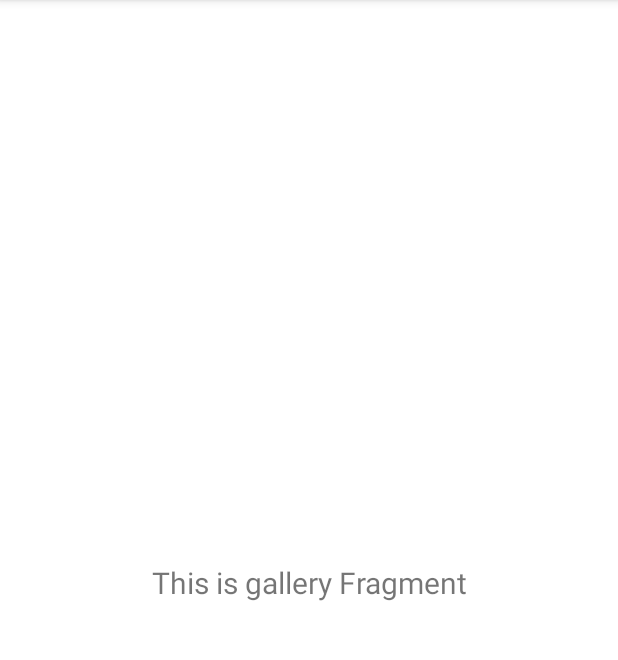
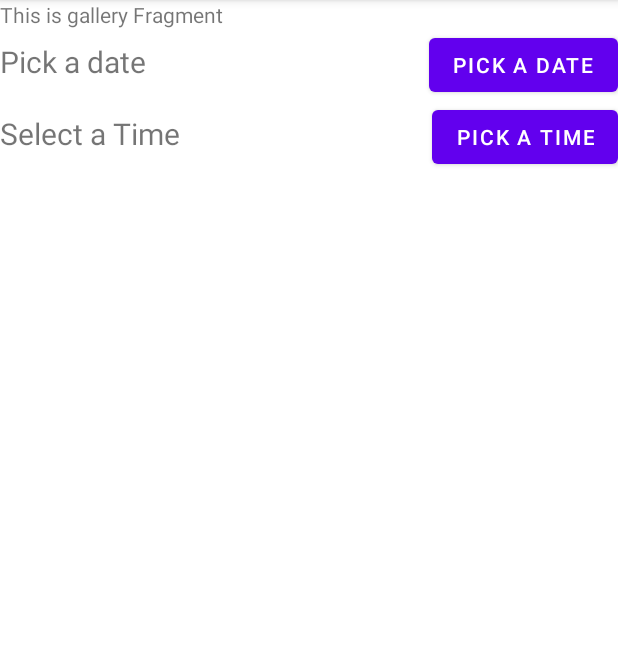
Before and after one commit to jtpunt/LightSwitch, an Android app: the fragment GalleryFragment shown on its own in the app's theme, on a phone screen of 412 x 824 dp, the part 84-744 px from its top. Run offline under Robolectric (Android 15) with nearby library versions, the phone set to English and light mode, and no system bars.

Commit message:
added button event listeners for date picker and time picker

```diff
--- a/app/src/main/java/com/example/lightswitch/ui/gallery/GalleryFragment.kt
+++ b/app/src/main/java/com/example/lightswitch/ui/gallery/GalleryFragment.kt
@@ -1,6 +1,9 @@
 package com.example.lightswitch.ui.gallery
 
+import android.app.DatePickerDialog
+import android.app.TimePickerDialog
 import android.os.Bundle
+import android.util.Log
 import android.view.LayoutInflater
 import android.view.View
 import android.view.ViewGroup
@@ -9,6 +12,8 @@ import androidx.fragment.app.Fragment
 import androidx.lifecycle.Observer
 import androidx.lifecycle.ViewModelProvider
 import com.example.lightswitch.R
+import android.widget.Button
+import java.util.*
 
 class GalleryFragment : Fragment() {
 
@@ -23,9 +28,38 @@ class GalleryFragment : Fragment() {
                 ViewModelProvider(this).get(GalleryViewModel::class.java)
         val root = inflater.inflate(R.layout.fragment_gallery, container, false)
         val textView: TextView = root.findViewById(R.id.text_gallery)
+        val textDate: TextView = root.findViewById(R.id.text_date)
+        val textTime: TextView = root.findViewById(R.id.text_time)
         galleryViewModel.text.observe(viewLifecycleOwner, Observer {
             textView.text = it
         })
+        val mPickDateBtn: Button = root.findViewById(R.id.pickDateBtn);
+        val mPickTimeBtn: Button = root.findViewById(R.id.pickTimeBtn);
+
+        mPickDateBtn.setOnClickListener {
+            val c = Calendar.getInstance()
+            val year = c.get(Calendar.YEAR)
+            val month = c.get(Calendar.MONTH)
+            val day = c.get(Calendar.DAY_OF_MONTH)
+            val dpd = DatePickerDialog(requireContext(), DatePickerDialog.OnDateSetListener { view, year, monthOfYear, dayOfMonth ->
+                // Display Selected date in TextView
+                textDate.setText("" + dayOfMonth + " " + month + ", " + year)
+                Log.d("STATE1", textDate.getText().toString());
+            }, year, month, day)
+            dpd.show()
+        }
+        mPickTimeBtn.setOnClickListener{
+            val c = Calendar.getInstance()
+            val hour = c.get(Calendar.HOUR_OF_DAY)
+            val minute = c.get(Calendar.MINUTE)
+            val second = c.get(Calendar.SECOND)
+            val dtd = TimePickerDialog(requireContext(), TimePickerDialog.OnTimeSetListener{ view, hour, minute ->
+                textTime.setText("" + hour + ":" + minute);
+                Log.d("STATE1", textTime.getText().toString());
+            }, hour, minute, true)
+            dtd.show();
+        }
+
         return root
     }
 }
--- a/app/src/main/java/com/example/lightswitch/ui/home/HomeFragment.kt
+++ b/app/src/main/java/com/example/lightswitch/ui/home/HomeFragment.kt
@@ -20,6 +20,7 @@ import com.example.lightswitch.R
 import com.mongodb.MongoClient
 import com.mongodb.MongoClientURI
 import com.mongodb.client.MongoIterable
+
 
 class HomeFragment : Fragment() {
 
--- a/app/src/main/res/layout/fragment_gallery.xml
+++ b/app/src/main/res/layout/fragment_gallery.xml
@@ -5,18 +5,66 @@
     android:layout_width="match_parent"
     android:layout_height="match_parent"
     tools:context=".ui.gallery.GalleryFragment">
+    <LinearLayout
+        android:layout_width="fill_parent"
+        android:layout_height="fill_parent"
+        android:orientation="vertical"
+        app:layout_constraintStart_toStartOf="parent"
+        app:layout_constraintTop_toTopOf="parent">
+        <TextView
+            android:id="@+id/text_gallery"
+            android:text="Pick a date"
+            android:layout_alignParentLeft="true"
+            android:layout_height="wrap_content"
+            android:layout_width="fill_parent"/>
 
-    <TextView
-        android:id="@+id/text_gallery"
-        android:layout_width="match_parent"
-        android:layout_height="wrap_content"
-        android:layout_marginStart="8dp"
-        android:layout_marginTop="8dp"
-        android:layout_marginEnd="8dp"
-        android:textAlignment="center"
-        android:textSize="20sp"
-        app:layout_constraintBottom_toBottomOf="parent"
-        app:layout_constraintEnd_toEndOf="parent"
-        app:layout_constraintStart_toStartOf="parent"
-        app:layout_constraintTop_toTopOf="parent" />
+        <LinearLayout
+            android:layout_width="match_parent"
+            android:layout_height="wrap_content"
+            app:layout_constraintHorizontal_bias="0.5"
+            app:layout_constraintStart_toStartOf="parent"
+            app:layout_constraintTop_toTopOf="parent">
+
+            <TextView
+                android:id="@+id/text_date"
+                android:layout_width="fill_parent"
+                android:layout_height="wrap_content"
+                android:layout_alignParentLeft="true"
+                android:layout_weight="1"
+                android:text="Pick a date"
+                android:textSize="20sp" />
+
+            <Button
+                android:id="@+id/pickDateBtn"
+                android:layout_width="wrap_content"
+                android:layout_height="wrap_content"
+                android:text="@string/pick_date" />
+        </LinearLayout>
+
+        <LinearLayout
+            android:layout_width="fill_parent"
+            android:layout_height="fill_parent"
+            android:orientation="horizontal"
+
+            app:layout_constraintHorizontal_bias="0.5"
+            app:layout_constraintStart_toStartOf="parent"
+            app:layout_constraintTop_toTopOf="parent">
+
+            <TextView
+                android:id="@+id/text_time"
+                android:text="Select a Time"
+                android:layout_alignParentLeft="true"
+                android:layout_weight="1"
+                android:textSize="20sp"
+                android:layout_height="wrap_content"
+                android:layout_width="fill_parent"/>
+
+            <Button
+                android:id="@+id/pickTimeBtn"
+                android:layout_width="wrap_content"
+                android:layout_height="wrap_content"
+                android:text="@string/pick_time" />
+
+        </LinearLayout>
+    </LinearLayout>
 </androidx.constraintlayout.widget.ConstraintLayout>
--- a/app/src/main/res/values/strings.xml
+++ b/app/src/main/res/values/strings.xml
@@ -10,4 +10,6 @@
     <string name="menu_home">Home</string>
     <string name="menu_gallery">Gallery</string>
     <string name="menu_slideshow">Slideshow</string>
+    <string name="pick_date">Pick a Date</string>
+    <string name="pick_time">Pick a Time</string>
 </resources>
```
